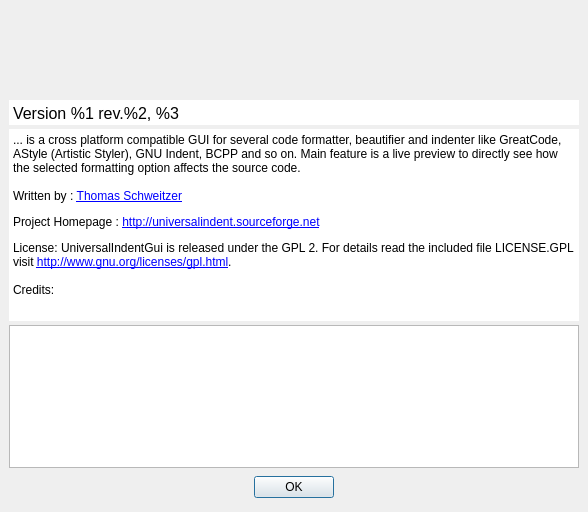
First picture: the form in src/aboutdialog.ui, repository danblakemore/universal-indent-gui, before the edit.
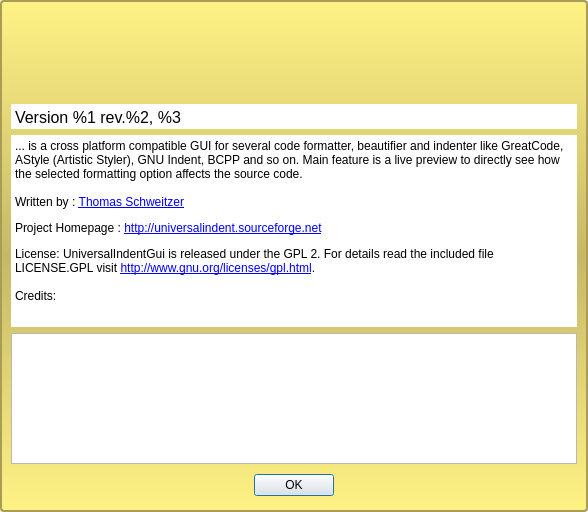
Second picture: the form after the edit. Icons and pictures are not drawn.

Commit message: Prettified the about dialog a bit. Making use of QStyleSheets for a more decorative look.

```diff
--- a/src/aboutdialog.ui
+++ b/src/aboutdialog.ui
@@ -28,21 +28,27 @@
    <iconset resource="../resources/Icons.qrc" >:/mainWindow/info.png</iconset>
   </property>
   <layout class="QVBoxLayout" >
-   <property name="spacing" >
-    <number>4</number>
-   </property>
    <property name="leftMargin" >
-    <number>9</number>
+    <number>0</number>
    </property>
    <property name="topMargin" >
-    <number>9</number>
+    <number>0</number>
    </property>
    <property name="rightMargin" >
-    <number>9</number>
+    <number>0</number>
    </property>
    <property name="bottomMargin" >
-    <number>9</number>
+    <number>0</number>
    </property>
+   <item>
+    <widget class="QFrame" name="frame" >
+     <property name="styleSheet" >
+      <string>QFrame#frame { background-color: qlineargradient( x1:0, y1:0, x2:0, y2:1, stop:0 #FFF284, stop:0.5 #C6B867, stop:1 #FFF284 ); border: 2px solid #A89C57; border-radius: 4px;}</string>
+     </property>
+     <property name="frameShape" >
+      <enum>QFrame::StyledPanel</enum>
+     </property>
+     <layout class="QVBoxLayout" >
    <item>
     <widget class="QLabel" name="bannerLabel" >
      <property name="sizePolicy" >
@@ -94,8 +100,8 @@
      <property name="html" >
       <string>&lt;html>&lt;head>&lt;meta name="qrichtext" content="1" />&lt;style type="text/css">
 p, li { white-space: pre-wrap; }
-&lt;/style>&lt;/head>&lt;body style=" font-family:'Sans Serif'; font-size:9pt; font-weight:400; font-style:normal;">
-&lt;p style=" margin-top:12px; margin-bottom:12px; margin-left:0px; margin-right:0px; -qt-block-indent:0; text-indent:0px; font-family:'MS Shell Dlg 2'; font-size:12pt;">Version %1 rev.%2, %3 &lt;/p>&lt;/body>&lt;/html></string>
+&lt;/style>&lt;/head>&lt;body style=" font-family:'MS Shell Dlg 2'; font-size:8.25pt; font-weight:400; font-style:normal;">
+&lt;p style=" margin-top:12px; margin-bottom:12px; margin-left:0px; margin-right:0px; -qt-block-indent:0; text-indent:0px; font-size:12pt;">Version %1 rev.%2, %3 &lt;/p>&lt;/body>&lt;/html></string>
      </property>
     </widget>
    </item>
@@ -119,13 +125,13 @@
      <property name="html" >
       <string>&lt;html>&lt;head>&lt;meta name="qrichtext" content="1" />&lt;style type="text/css">
 p, li { white-space: pre-wrap; }
-&lt;/style>&lt;/head>&lt;body style=" font-family:'Sans Serif'; font-size:9pt; font-weight:400; font-style:normal;">
-&lt;p style=" margin-top:0px; margin-bottom:0px; margin-left:0px; margin-right:0px; -qt-block-indent:0; text-indent:0px;">&lt;span style=" font-family:'MS Shell Dlg 2';">... is a cross platform compatible GUI for several code formatter, beautifier and indenter like GreatCode, AStyle (Artistic Styler), GNU Indent, BCPP and so on. Main feature is a live preview to directly see how the selected formatting option affects the source code.&lt;/span>&lt;/p>
-&lt;p style=" margin-top:0px; margin-bottom:0px; margin-left:0px; margin-right:0px; -qt-block-indent:0; text-indent:0px; font-family:'MS Shell Dlg 2';">&lt;br />Written by : &lt;a href="http://www.thomas-schweitzer.de">&lt;span style=" text-decoration: underline; color:#0000ff;">Thomas Schweitzer&lt;/span>&lt;/a>&lt;/p>
-&lt;p style=" margin-top:12px; margin-bottom:12px; margin-left:0px; margin-right:0px; -qt-block-indent:0; text-indent:0px; font-family:'MS Shell Dlg 2';">Project Homepage : &lt;a href="http://universalindent.sourceforge.net">&lt;span style=" text-decoration: underline; color:#0000ff;">http://universalindent.sourceforge.net&lt;/span>&lt;/a>&lt;/p>
-&lt;p style=" margin-top:0px; margin-bottom:0px; margin-left:0px; margin-right:0px; -qt-block-indent:0; text-indent:0px; font-family:'MS Shell Dlg 2';">License: UniversalIndentGui is released under the GPL 2. For details read the included file LICENSE.GPL visit &lt;a href="http://www.gnu.org/licenses/gpl.html">&lt;span style=" text-decoration: underline; color:#0000ff;">http://www.gnu.org/licenses/gpl.html&lt;/span>&lt;/a>.&lt;/p>
-&lt;p style="-qt-paragraph-type:empty; margin-top:0px; margin-bottom:0px; margin-left:0px; margin-right:0px; -qt-block-indent:0; text-indent:0px; font-family:'MS Shell Dlg 2';">&lt;/p>
-&lt;p style=" margin-top:0px; margin-bottom:0px; margin-left:0px; margin-right:0px; -qt-block-indent:0; text-indent:0px; font-family:'MS Shell Dlg 2';">Credits:&lt;/p>&lt;/body>&lt;/html></string>
+&lt;/style>&lt;/head>&lt;body style=" font-family:'MS Shell Dlg 2'; font-size:8.25pt; font-weight:400; font-style:normal;">
+&lt;p style=" margin-top:0px; margin-bottom:0px; margin-left:0px; margin-right:0px; -qt-block-indent:0; text-indent:0px; font-family:'Sans Serif'; font-size:9pt;">&lt;span style=" font-family:'MS Shell Dlg 2';">... is a cross platform compatible GUI for several code formatter, beautifier and indenter like GreatCode, AStyle (Artistic Styler), GNU Indent, BCPP and so on. Main feature is a live preview to directly see how the selected formatting option affects the source code.&lt;/span>&lt;/p>
+&lt;p style=" margin-top:0px; margin-bottom:0px; margin-left:0px; margin-right:0px; -qt-block-indent:0; text-indent:0px; font-size:9pt;">&lt;br />Written by : &lt;a href="http://www.thomas-schweitzer.de">&lt;span style=" text-decoration: underline; color:#0000ff;">Thomas Schweitzer&lt;/span>&lt;/a>&lt;/p>
+&lt;p style=" margin-top:12px; margin-bottom:12px; margin-left:0px; margin-right:0px; -qt-block-indent:0; text-indent:0px; font-size:9pt;">Project Homepage : &lt;a href="http://universalindent.sourceforge.net">&lt;span style=" text-decoration: underline; color:#0000ff;">http://universalindent.sourceforge.net&lt;/span>&lt;/a>&lt;/p>
+&lt;p style=" margin-top:0px; margin-bottom:0px; margin-left:0px; margin-right:0px; -qt-block-indent:0; text-indent:0px; font-size:9pt;">License: UniversalIndentGui is released under the GPL 2. For details read the included file LICENSE.GPL visit &lt;a href="http://www.gnu.org/licenses/gpl.html">&lt;span style=" text-decoration: underline; color:#0000ff;">http://www.gnu.org/licenses/gpl.html&lt;/span>&lt;/a>.&lt;/p>
+&lt;p style="-qt-paragraph-type:empty; margin-top:0px; margin-bottom:0px; margin-left:0px; margin-right:0px; -qt-block-indent:0; text-indent:0px; font-size:9pt;">&lt;/p>
+&lt;p style=" margin-top:0px; margin-bottom:0px; margin-left:0px; margin-right:0px; -qt-block-indent:0; text-indent:0px; font-size:9pt;">Credits:&lt;/p>&lt;/body>&lt;/html></string>
      </property>
     </widget>
    </item>
@@ -187,6 +193,9 @@
       </spacer>
      </item>
     </layout>
+      </item>
+     </layout>
+    </widget>
    </item>
   </layout>
  </widget>
```
Lines whose indentation alone changed are shown as unchanged.
